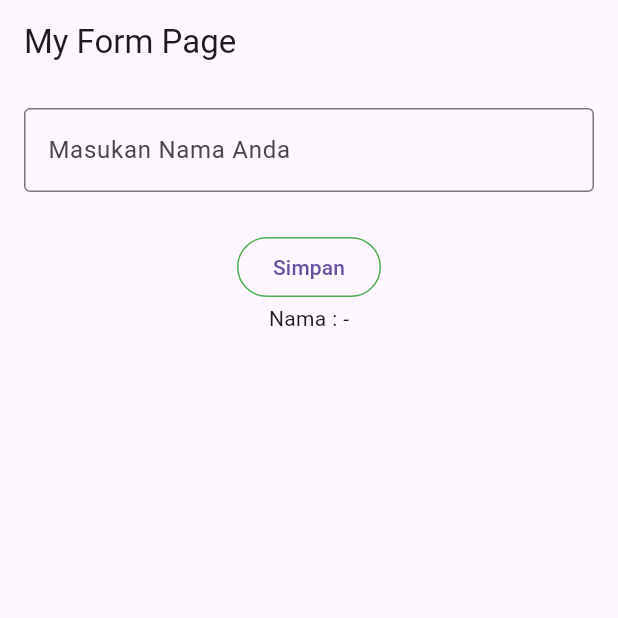
After one commit to JihadPD9/Flutter, a Flutter app: the screen it shows after launch, after a tap on "Form Page", on a phone screen of 412 x 824 dp, the top half of it. The commit adds this screen. Run offline on Flutter 3.47's test engine with Material 3 defaults, Android fonts, the phone set to English and light mode, and no system bars; network calls fail.

Commit message:
FormPage

```diff
--- /dev/null
+++ b/lib/pages/form_page.dart
@@ -0,0 +1,101 @@
+import 'package:flutter/material.dart';
+
+class FormPage extends StatefulWidget {
+  const FormPage({super.key});
+
+  @override
+  State<FormPage> createState() => _FormPageState();
+}
+
+class _FormPageState extends State<FormPage> {
+  //Kunci Global Form
+  final _formKey = GlobalKey<FormState>();
+
+  //Variable TextBox
+  final TextEditingController _nameController = TextEditingController();
+  final TextEditingController _tglLahirController = TextEditingController();
+
+  var _outputName = '';
+  var _outputDate = '';
+
+  @override
+  void dispose() {
+    //Menghapus inputan yang sudah diisi
+    _nameController.dispose();
+    _tglLahirController.dispose();
+
+    //Mengeksekusi Method Dispose
+    super.dispose();
+  }
+
+  void _submitForm() {
+    setState(() {
+      _outputName = _nameController.text;
+      _outputDate = _tglLahirController.text;
+    });
+
+    print("Nama Lengkap : ${_nameController}");
+    ScaffoldMessenger.of(context).showSnackBar(
+      SnackBar(content: Text("Nama Lengkap : ${_nameController.text}")),
+    );
+
+    //Memanggil Method Clear
+    _clearInput();
+  }
+
+  void _clearInput() {
+    //Membersihkan isi textbox
+    _nameController.clear();
+  }
+
+  @override
+  Widget build(BuildContext context) {
+    return MaterialApp(
+      debugShowCheckedModeBanner: false,
+      home: Scaffold(
+        appBar: AppBar(title: const Text('My Form Page')),
+        body: Center(
+          child: Form(
+            key: _formKey,
+            child: Column(
+              children: [
+                Padding(
+                  padding: EdgeInsets.all(16.0),
+                  child: TextFormField(
+                    controller: _nameController,
+                    decoration: InputDecoration(
+                      labelText: 'Masukan Nama Anda',
+                      border: OutlineInputBorder(),
+                    ),
+                    validator: (value) {
+                      if(value == null || value.isEmpty) {
+                        return "Nama Tidak Boleh Kosong";
+                      }
+                      return null;
+                    },
+                  ),
+                ),
+                SizedBox(height: 10),
+                OutlinedButton(
+                  onPressed: () {
+                    if (_formKey.currentState!.validate()) {
+                    _submitForm();
+                    }
+                  },
+                  style: OutlinedButton.styleFrom(
+                    side: BorderSide(color: Colors.green, width: 1),
+                  ),
+                  child: Text('Simpan'),
+                 ),
+                 Text(
+                  'Nama : ${_outputName.isEmpty ? "-" : _outputName}',
+                  style: const TextStyle(fontSize: 14),
+                 )
+              ],
+            ),
+          ),
+        ),
+      ),
+    );
+  }
+}
--- a/lib/pages/home_page.dart
+++ b/lib/pages/home_page.dart
@@ -58,6 +58,13 @@ class HomePage extends StatelessWidget {
             },
             child: Text('Masuk Latihan 5'),
           ),
+          const SizedBox(height: 8),
+          ElevatedButton(
+            onPressed: () {
+              Navigator.pushNamed(context, '/form-page');
+            },
+            child: Text('Form Page'),
+          ),
         ],
       ),
       ),
--- a/lib/routes/app_routes.dart
+++ b/lib/routes/app_routes.dart
@@ -1,5 +1,6 @@
 import 'package:flutter/material.dart';
 import 'package:flutter_jihad_rpl1/listView/ArticleListScreen.dart';
+import 'package:flutter_jihad_rpl1/pages/form_page.dart';
 import 'package:flutter_jihad_rpl1/pages/home_page.dart';
 import 'package:flutter_jihad_rpl1/pages/about_page.dart';
 import 'package:flutter_jihad_rpl1/latihan/Latihan1.dart';
@@ -17,6 +18,7 @@ class AppRoutes {
   static const latihanTiga = '/latihan-tiga';
   static const latihanEmpat = '/latihan-empat';
   static const latihanLima = '/latihan-lima';
+  static const formPage = '/form-page';
 
   static Map<String, WidgetBuilder> routes = {
     home : (context) => HomePage(),
@@ -27,5 +29,6 @@ class AppRoutes {
     latihanTiga: (context) => Latihan3(),
     latihanEmpat: (context) => Latihan4(),
     latihanLima: (context) => Latihan5(),
+    formPage: (context) => FormPage(),
   };
 }
```
